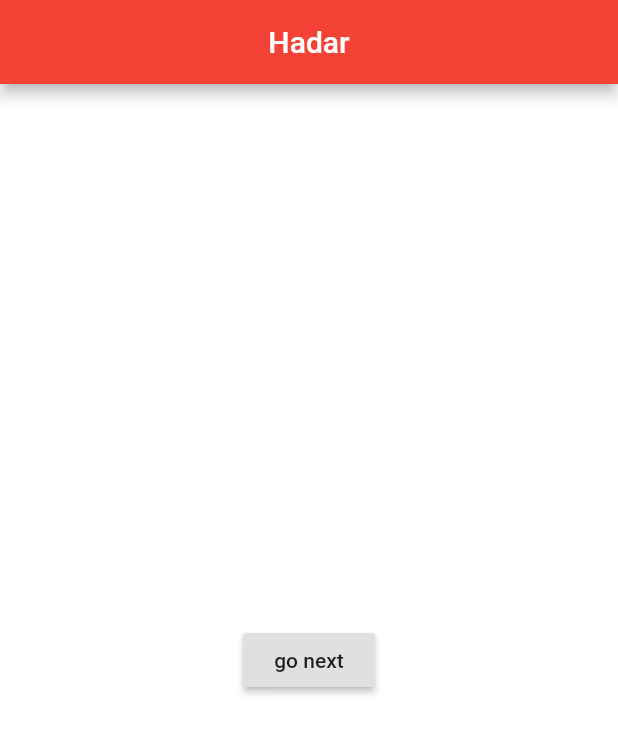
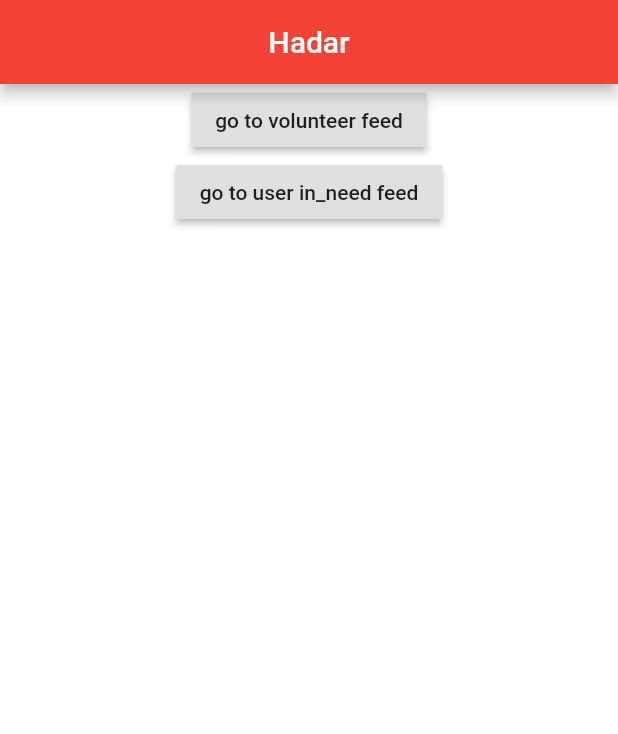
Before and after one commit to haitham-kablan/HadarSocialNetwork, a Flutter app: the screen it shows after launch, on a phone screen of 412 x 824 dp. Shown: the top 734 px of the screen. Run offline on Flutter 3.47's test engine with Material 2 defaults, Android fonts, the phone set to English and light mode, and no system bars; our stand-ins replace cloud_firestore, firebase_core; accounts and stored records are empty.

Commit message:
TRYING TO SPILIT THE HOME SCREEN ACCORDING TO RELEVENAT FEED

```diff
--- a/hadar/lib/main.dart
+++ b/hadar/lib/main.dart
@@ -34,9 +34,12 @@ class Log_In_Screen extends StatelessWidget {
         title: Text('Hadar'),
         centerTitle: true,
       ),
-      body: Center(
+      body: Column(
+      children: [
+       Center(
+
           child: RaisedButton(
-          child: Text("go next"),
+            child: Text("go to volunteer feed"),
             onPressed: () {
               Navigator.push(
                 context,
@@ -45,6 +48,20 @@ class Log_In_Screen extends StatelessWidget {
             },
           ),
         ),
+        Center(
+
+          child: RaisedButton(
+            child: Text("go to user in_need feed"),
+            onPressed: () {
+              Navigator.push(
+                context,
+                MaterialPageRoute(builder: (context) => Home_Page_Screen()),
+              );
+            },
+          ),
+        ),
+      ],
+      )
 
     );
   }
--- a/hadar/lib/utils/HelpRequest.dart
+++ b/hadar/lib/utils/HelpRequest.dart
@@ -1,24 +1,25 @@
 
 import 'package:hadar/utils/HelpRequestType.dart';
 
+import 'HelpRequestType.dart';
+
 class HelpRequest{
 
-  String category;
+  HelpRequestType category;
   String description;
-
   String date;
   String sender;
+  static int indexer = 0;
+  HelpRequest( this.category, this.description, this.date , this.sender);
+  //DateTime date;
 
-  HelpRequest( this.category, this.description, this.date , this.sender);
-  DateTime date;
-  static int indexer = 0;
 
-  HelpRequest(this.sender, this.category, this.description, this.date);
+  //HelpRequest(this.sender, this.category, this.description, this.date);
   HelpRequest.fake():
         sender = "slim shady" + (indexer++).toString(),
         category = HelpRequestType("food"),
         description = "i need someone to peel some potatoes for me",
-        date = DateTime.now();
+        date = DateTime.now().toString();
 
   //todo: should add information about people who offered help and the status of the request
 
```
Also changed, not shown: hadar/lib/home_page.dart (+14 -4 lines), hadar/lib/user_inneed_feed.dart (+9 -3 lines). Lines whose indentation alone changed are shown as unchanged.
